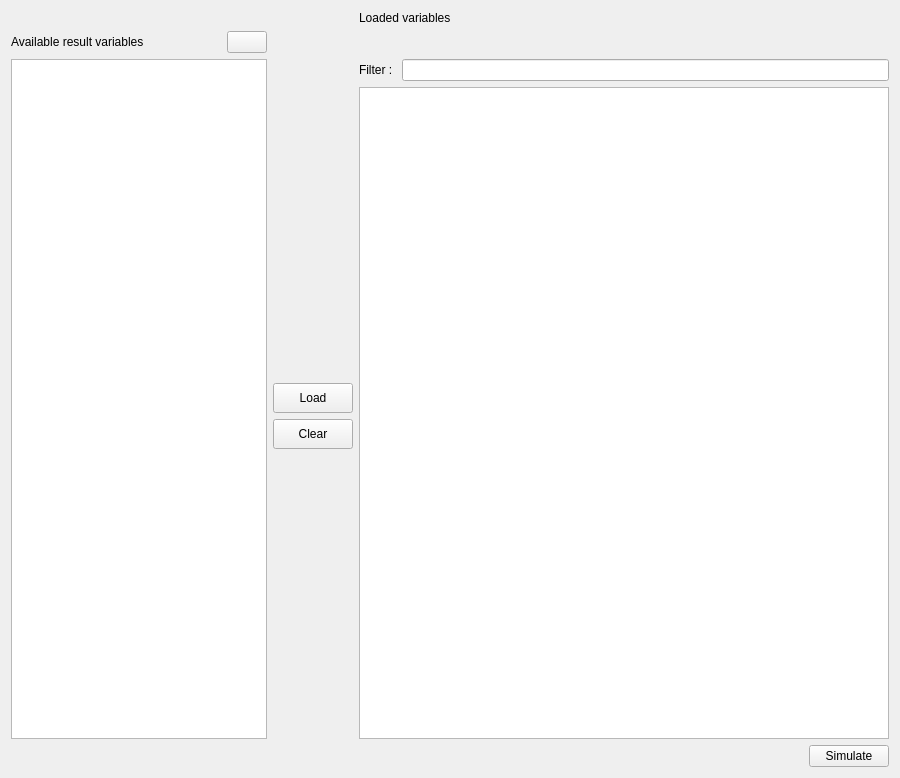
The window that OMOptim/GUI/Widgets/WidgetEIInputVars.ui (lmoresco/OpenModelica) describes before a commit, drawn with Qt 5.
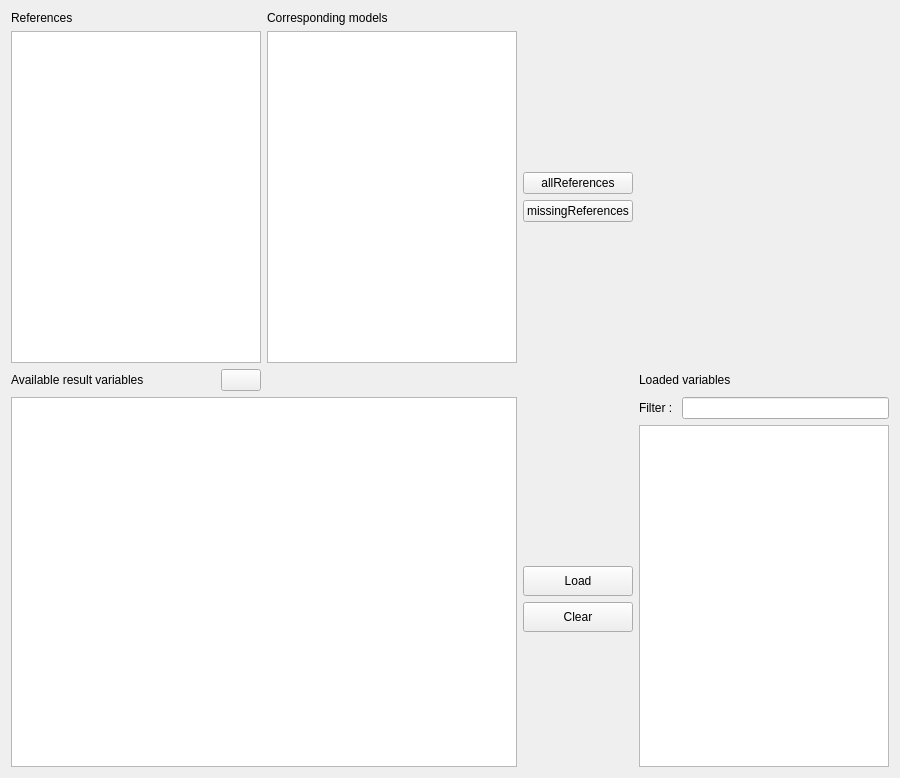
The same window after the commit. Icons and pictures are not drawn.

```diff
--- a/OMOptim/GUI/Widgets/WidgetEIInputVars.ui
+++ b/OMOptim/GUI/Widgets/WidgetEIInputVars.ui
@@ -14,21 +14,14 @@
    <string>Form</string>
   </property>
   <layout class="QGridLayout" name="gridLayout">
-   <item row="3" column="3" rowspan="4">
+   <item row="7" column="4" rowspan="4">
     <widget class="QTableView" name="tableLoadedVariables">
      <property name="selectionBehavior">
       <enum>QAbstractItemView::SelectRows</enum>
      </property>
     </widget>
    </item>
-   <item row="0" column="3">
-    <widget class="QLabel" name="label_3">
-     <property name="text">
-      <string>Loaded variables</string>
-     </property>
-    </widget>
-   </item>
-   <item row="5" column="2">
+   <item row="9" column="3">
     <widget class="QPushButton" name="pushClear">
      <property name="minimumSize">
       <size>
@@ -41,7 +34,7 @@
      </property>
     </widget>
    </item>
-   <item row="3" column="2">
+   <item row="7" column="3">
     <spacer name="verticalSpacer_4">
      <property name="orientation">
       <enum>Qt::Vertical</enum>
@@ -54,7 +47,7 @@
      </property>
     </spacer>
    </item>
-   <item row="6" column="2">
+   <item row="10" column="3">
     <spacer name="verticalSpacer_5">
      <property name="orientation">
       <enum>Qt::Vertical</enum>
@@ -67,47 +60,14 @@
      </property>
     </spacer>
    </item>
-   <item row="11" column="1" colspan="3">
+   <item row="15" column="1" colspan="4">
     <layout class="QGridLayout" name="gridLayout_2">
      <property name="sizeConstraint">
       <enum>QLayout::SetDefaultConstraint</enum>
      </property>
-     <item row="0" column="1">
-      <widget class="QPushButton" name="pushSimulate">
-       <property name="maximumSize">
-        <size>
-         <width>100</width>
-         <height>16777215</height>
-        </size>
-       </property>
-       <property name="layoutDirection">
-        <enum>Qt::LeftToRight</enum>
-       </property>
-       <property name="text">
-        <string>Simulate</string>
-       </property>
-       <property name="icon">
-        <iconset resource="../../Resources/mineit.qrc">
-         <normaloff>:/icons/Play</normaloff>:/icons/Play</iconset>
-       </property>
-      </widget>
-     </item>
-     <item row="0" column="0">
-      <spacer name="horizontalSpacer">
-       <property name="orientation">
-        <enum>Qt::Horizontal</enum>
-       </property>
-       <property name="sizeHint" stdset="0">
-        <size>
-         <width>40</width>
-         <height>20</height>
-        </size>
-       </property>
-      </spacer>
-     </item>
     </layout>
    </item>
-   <item row="2" column="3">
+   <item row="6" column="4">
     <layout class="QHBoxLayout" name="horizontalLayout">
      <item>
       <widget class="QLabel" name="label">
@@ -121,7 +81,7 @@
      </item>
     </layout>
    </item>
-   <item row="4" column="2">
+   <item row="8" column="3">
     <widget class="QPushButton" name="pushLoadVariables">
      <property name="minimumSize">
       <size>
@@ -134,10 +94,10 @@
      </property>
     </widget>
    </item>
-   <item row="2" column="0" rowspan="5" colspan="2">
+   <item row="6" column="0" rowspan="5" colspan="3">
     <widget class="QListWidget" name="listAvailableVectors"/>
    </item>
-   <item row="1" column="1">
+   <item row="5" column="1">
     <widget class="QPushButton" name="pushRefreshList">
      <property name="sizePolicy">
       <sizepolicy hsizetype="Maximum" vsizetype="Fixed">
@@ -154,13 +114,80 @@
      </property>
     </widget>
    </item>
-   <item row="1" column="0">
+   <item row="5" column="0">
     <widget class="QLabel" name="label_2">
      <property name="text">
       <string>Available result variables</string>
      </property>
     </widget>
    </item>
+   <item row="1" column="0" rowspan="4" colspan="2">
+    <widget class="QListWidget" name="listReferences"/>
+   </item>
+   <item row="5" column="4">
+    <widget class="QLabel" name="label_3">
+     <property name="text">
+      <string>Loaded variables</string>
+     </property>
+    </widget>
+   </item>
+   <item row="0" column="0">
+    <widget class="QLabel" name="label_4">
+     <property name="text">
+      <string>References</string>
+     </property>
+    </widget>
+   </item>
+   <item row="2" column="3">
+    <widget class="QPushButton" name="allReferences">
+     <property name="text">
+      <string>allReferences</string>
+     </property>
+    </widget>
+   </item>
+   <item row="3" column="3">
+    <widget class="QPushButton" name="missingReferences">
+     <property name="text">
+      <string>missingReferences</string>
+     </property>
+    </widget>
+   </item>
+   <item row="4" column="3">
+    <spacer name="verticalSpacer">
+     <property name="orientation">
+      <enum>Qt::Vertical</enum>
+     </property>
+     <property name="sizeHint" stdset="0">
+      <size>
+       <width>20</width>
+       <height>40</height>
+      </size>
+     </property>
+    </spacer>
+   </item>
+   <item row="1" column="3">
+    <spacer name="verticalSpacer_2">
+     <property name="orientation">
+      <enum>Qt::Vertical</enum>
+     </property>
+     <property name="sizeHint" stdset="0">
+      <size>
+       <width>20</width>
+       <height>40</height>
+      </size>
+     </property>
+    </spacer>
+   </item>
+   <item row="0" column="2">
+    <widget class="QLabel" name="label_5">
+     <property name="text">
+      <string>Corresponding models</string>
+     </property>
+    </widget>
+   </item>
+   <item row="1" column="2" rowspan="4">
+    <widget class="QListWidget" name="listReferencesModel"/>
+   </item>
   </layout>
  </widget>
  <resources>
```
Left out of the diff: 4 changed lines with no effect on the pictures.
